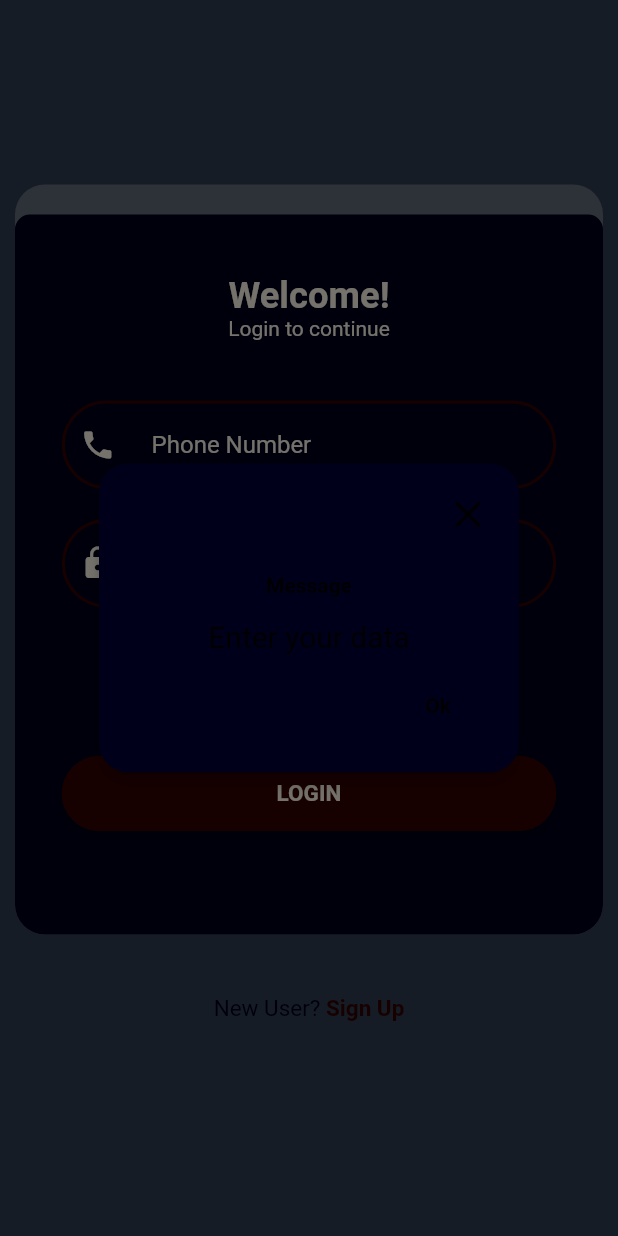
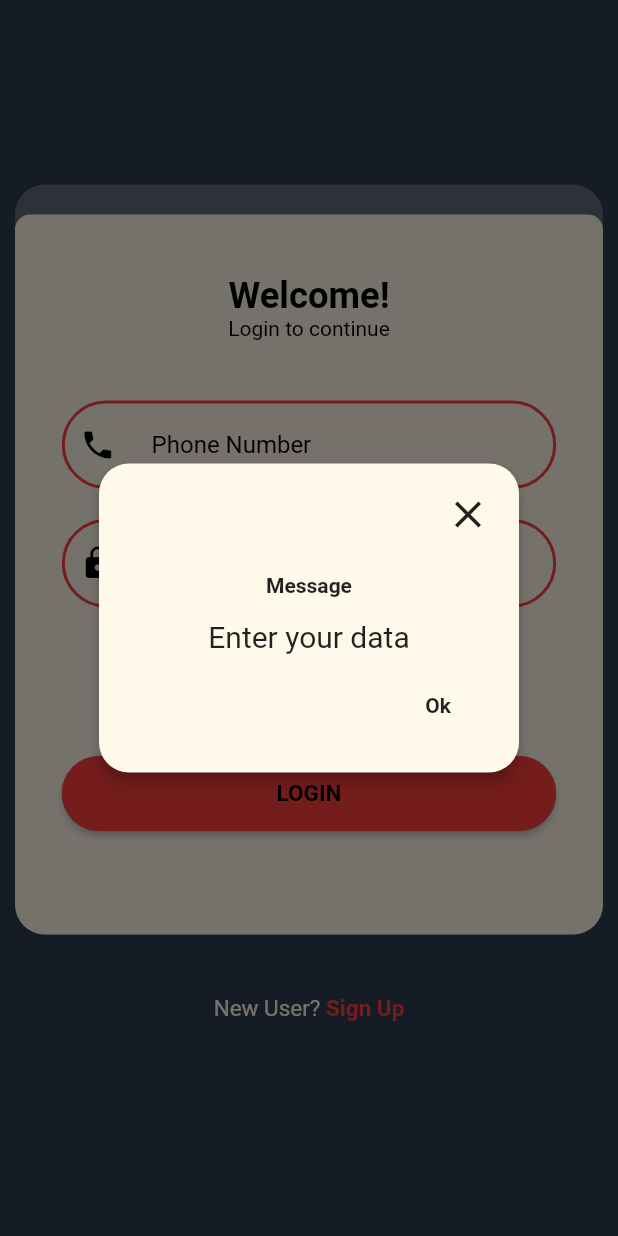
Before and after one commit to moataz-mohamed194/flutter_chat, a Flutter app: the screen it shows after launch, after a tap on "LOGIN", on a phone screen of 412 x 824 dp. Run offline on Flutter 3.47's test engine with Material 2 defaults, Android fonts, the phone set to English and light mode, and no system bars; our stand-ins replace cloud_firestore, community_material_icon, contacts_service, firebase_auth, firebase_core, firebase_database and 6 more; accounts and stored records are empty.

Commit message:
fixed some bugs

```diff
--- a/lib/main.dart
+++ b/lib/main.dart
@@ -60,7 +60,7 @@ Future main() async {
         return MaterialApp(
           debugShowCheckedModeBanner: false,
           title: 'Chat',
-          theme: notifier.darkMode ? darkMode : lightMode,
+          theme: notifier.darkMode ? lightMode : darkMode,
           routes: <String, WidgetBuilder>{
             '/HomeScreen': (BuildContext context) => new HomeScreen(),
             '/Login': (BuildContext context) => new LoginScreen(),
```
Also changed, not shown: assets/images/empty.png (added), 1 other file.
